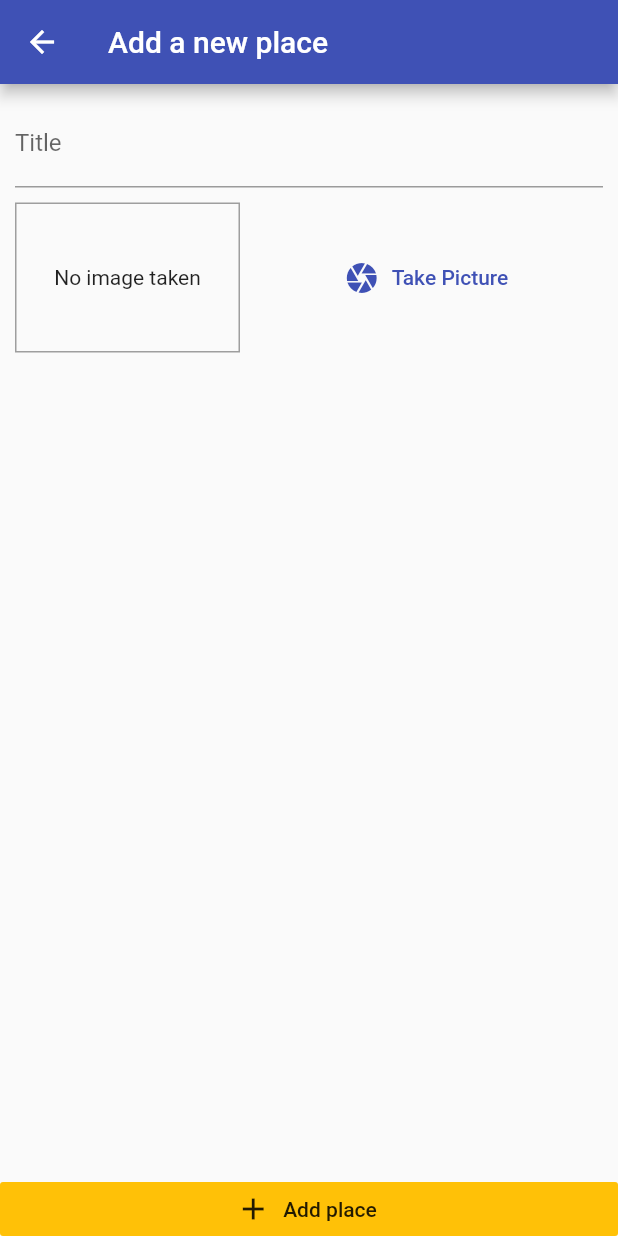
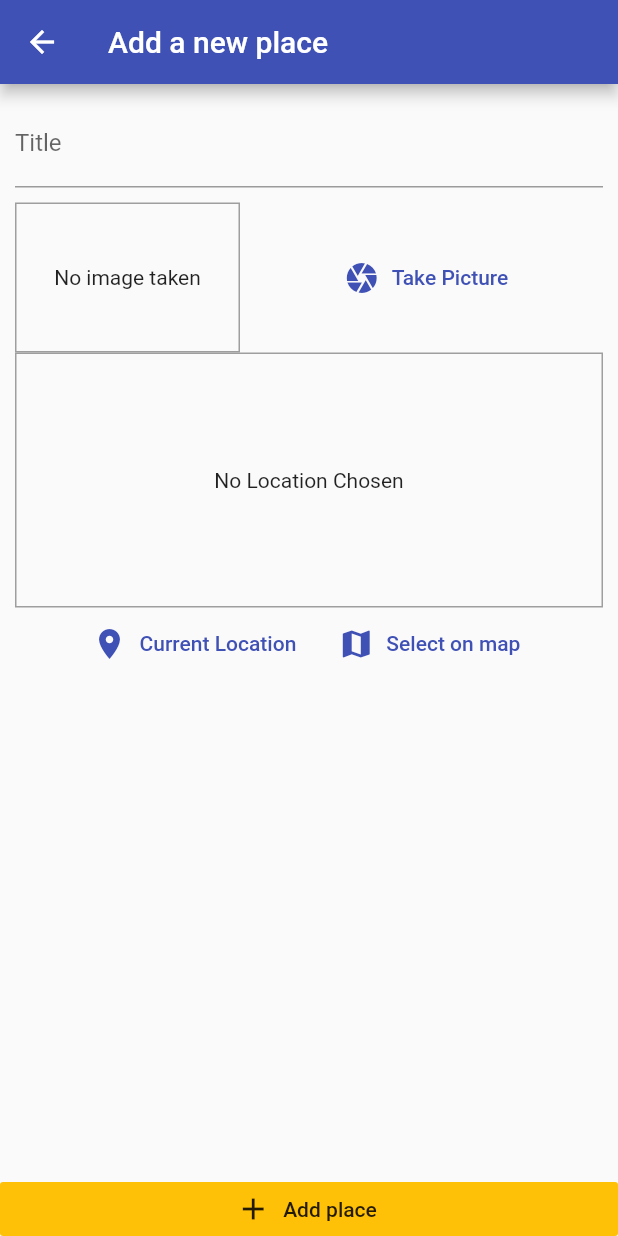
Before and after one commit to MohamedAlyLoutfy/Places_app, a Flutter app: the AddPlaceScreen screen opened by its route, on a phone screen of 412 x 824 dp. Run offline on Flutter 3.47's test engine with Material 2 defaults, Android fonts, the phone set to English and light mode, and no system bars; our stand-ins replace image_picker, sqflite; accounts and stored records are empty.

Commit message:
adding a location input and the location package

```diff
--- a/lib/screens/add_place_screen.dart
+++ b/lib/screens/add_place_screen.dart
@@ -1,6 +1,7 @@
 import 'package:flutter/material.dart';
 import '../widgets/image_input.dart';
 import 'dart:io';
+import '../widgets/location_input.dart';
 import 'package:provider/provider.dart';
 import '../providers/great_places.dart';
  class AddPlaceScreen  extends StatefulWidget {
@@ -51,6 +52,7 @@ class _AddPlaceScreenState extends State<AddPlaceScreen> {
                   ),
                   SizedBox(height: 10,),
                   ImageInput(_selectedImage),
+                  LocationInput(),
 
 
                 ],
--- /dev/null
+++ b/lib/widgets/location_input.dart
@@ -0,0 +1,54 @@
+import 'package:flutter/material.dart';
+class LocationInput extends StatefulWidget {
+
+
+  @override
+  _LocationInputState createState() => _LocationInputState();
+}
+
+class _LocationInputState extends State<LocationInput> {
+  String _previewImageUrl;
+  @override
+  Widget build(BuildContext context) {
+    return Column(children:<Widget> [
+      Container(height: 170,
+      width: double.infinity,
+      alignment: Alignment.center,
+      decoration: BoxDecoration(
+        border: Border.all(width: 1,color: Colors.grey),
+      ),
+      child: _previewImageUrl==null?
+      Text('No Location Chosen',
+      textAlign: TextAlign.center,
+
+      )
+      :Image.network(
+        _previewImageUrl,
+        fit: BoxFit.cover,
+        width: double.infinity,
+
+        ),
+
+      ),
+      Row(
+        mainAxisAlignment: MainAxisAlignment.center,
+        children:<Widget> [
+        FlatButton.icon(
+          icon: Icon(Icons.location_on),
+          label: Text('Current Location'),
+          textColor: Theme.of(context).primaryColor,
+          onPressed: (){},
+        ),
+         FlatButton.icon(
+          icon: Icon(Icons.map),
+          label: Text('Select on map'),
+          textColor: Theme.of(context).primaryColor,
+          onPressed: (){},
+        ),
+
+      ],)
+    ],
+
+    );
+  }
+}
--- a/pubspec.yaml
+++ b/pubspec.yaml
@@ -28,6 +28,7 @@ dependencies:
   path_provider: ^2.0.2
   path: ^1.8.0
   sqflite: ^2.0.0+3
+  location: ^4.3.0
 
 
   # The following adds the Cupertino Icons font to your application.
```
Also changed, not shown: pubspec.lock, 2 other files.
